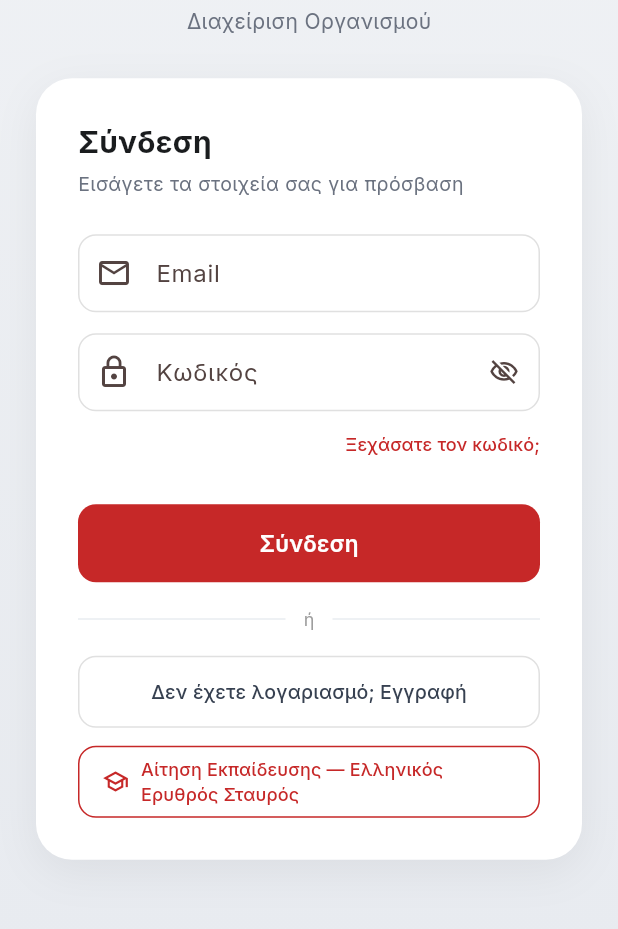
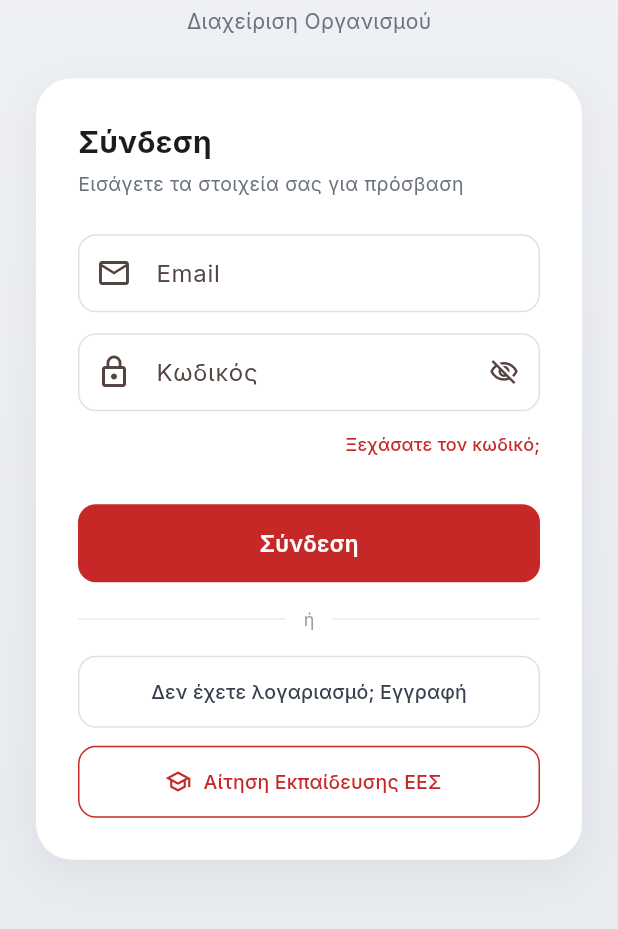
Before and after one commit to conkleon/mitroo, a Flutter app: the screen it shows after launch, on a phone screen of 412 x 824 dp, the part 290-1219 px from its top. Run offline on Flutter 3.47's test engine with Material 3 defaults, Android fonts, the phone set to English and light mode, and no system bars; our stand-ins replace file_picker, go_router, google_fonts, image_picker, qr_flutter, shared_preferences and 1 more; missing offline and left inert: dart:html, mobile_scanner; network calls fail.

Commit message:
fix: shorten training application button label to prevent truncation on mobile
Co-authored-by: Koukitsa <260457760+Koukitsa@users.noreply.github.com>

```diff
--- a/frontend/lib/screens/login_screen.dart
+++ b/frontend/lib/screens/login_screen.dart
@@ -429,8 +429,9 @@ class _LoginScreenState extends State<LoginScreen> {
                 onPressed: () => context.go('/apply-training'),
                 icon: const Icon(Icons.school_outlined, size: 18, color: _primaryRed),
                 label: const Text(
-                  'Αίτηση Εκπαίδευσης — Ελληνικός Ερυθρός Σταυρός',
-                  style: TextStyle(fontSize: 12, color: _primaryRed),
+                  'Αίτηση Εκπαίδευσης ΕΕΣ',
+                  style: TextStyle(fontSize: 13, color: _primaryRed),
+                  overflow: TextOverflow.ellipsis,
                 ),
                 style: OutlinedButton.styleFrom(
                   side: const BorderSide(color: _primaryRed),
```
